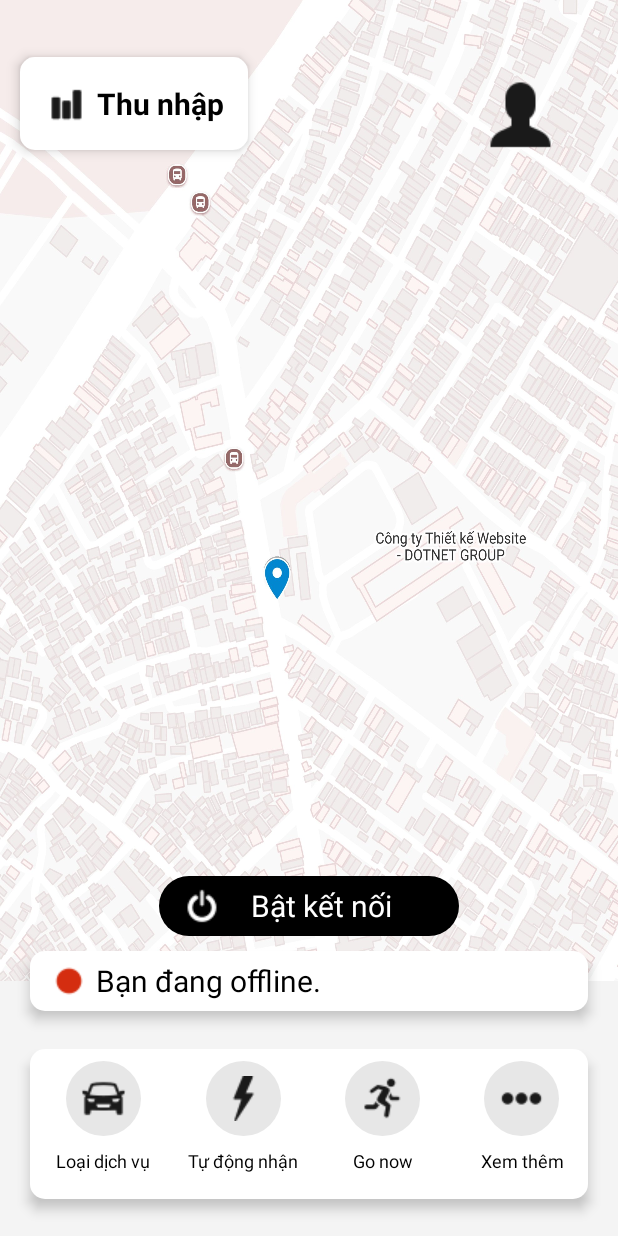
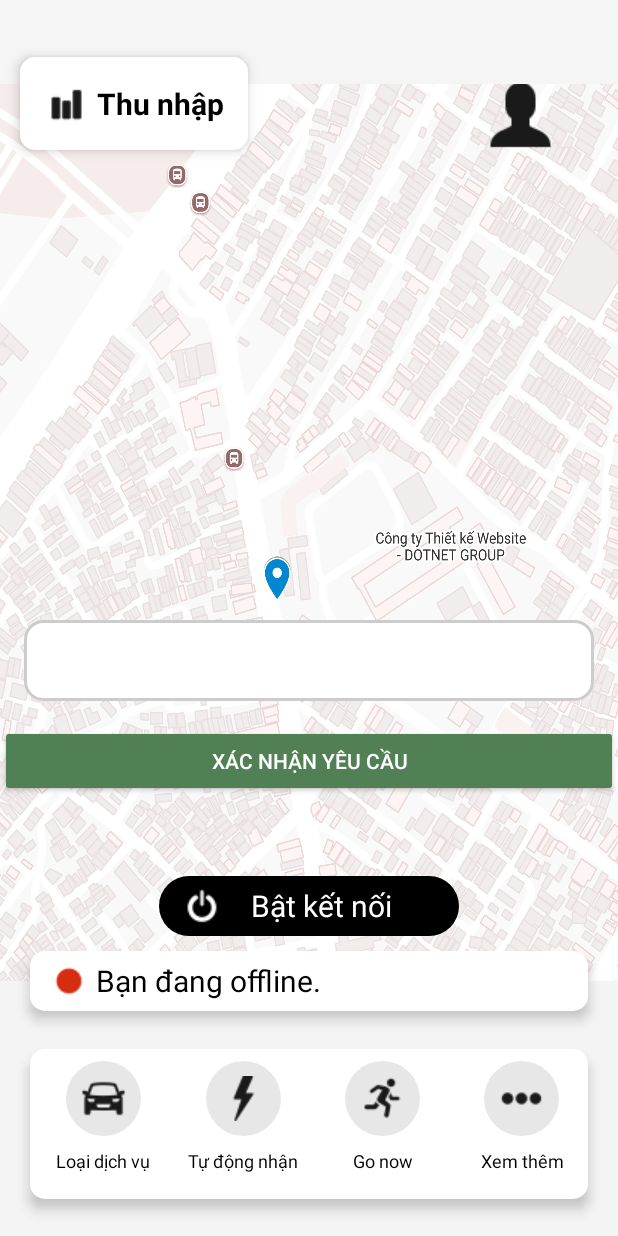
Before and after one commit to duck9-git/Nhom-LDT_dattaixe, an Android app: the nv_home screen opened directly, with no data from a screen before it, after a tap on "Tắt kết nối", on a phone screen of 412 x 824 dp. Run offline under Robolectric (Android 15) with nearby library versions, the phone set to English and light mode, and no system bars; our stand-ins replace Firebase (no records; nobody signed in at launch, a user with empty details on screens opened directly); 1 other tap on this screen came first.

Commit message:
xac nhan yeu cau

```diff
--- a/app/src/main/AndroidManifest.xml
+++ b/app/src/main/AndroidManifest.xml
@@ -1,7 +1,7 @@
 <?xml version="1.0" encoding="utf-8"?>
 <manifest xmlns:android="http://schemas.android.com/apk/res/android"
     xmlns:tools="http://schemas.android.com/tools">
-
+    <uses-permission android:name="android.permission.INTERNET" />
     <application
         android:allowBackup="true"
         android:dataExtractionRules="@xml/data_extraction_rules"
@@ -14,6 +14,10 @@
         tools:targetApi="31">
         <activity
             android:name=".MainActivity2"
+            android:exported="true">
+        </activity>
+        <activity
+            android:name=".lotrinh"
             android:exported="true">
         </activity>
         <activity
--- a/app/src/main/java/duck/chinh/nhomhdc_appdatxe/nv_home.java
+++ b/app/src/main/java/duck/chinh/nhomhdc_appdatxe/nv_home.java
@@ -2,85 +2,119 @@ package duck.chinh.nhomhdc_appdatxe;
 
 import android.content.Intent;
 import android.os.Bundle;
+import android.util.Log;
 import android.view.View;
 import android.widget.ImageView;
 import android.widget.TextView;
-
 import androidx.activity.EdgeToEdge;
 import androidx.appcompat.app.AppCompatActivity;
 import androidx.core.graphics.Insets;
 import androidx.core.view.ViewCompat;
 import androidx.core.view.WindowInsetsCompat;
 
+import com.google.firebase.database.DataSnapshot;
+import com.google.firebase.database.DatabaseError;
+import com.google.firebase.database.DatabaseReference;
+import com.google.firebase.database.FirebaseDatabase;
+import com.google.firebase.database.ValueEventListener;
+
 public class nv_home extends AppCompatActivity {
 
-
-    private boolean isConnected = false;
+    private boolean isConnected = false;  // Trạng thái kết nối
+    private TextView requestListTextView; // TextView hiển thị yêu cầu
 
     @Override
     protected void onCreate(Bundle savedInstanceState) {
         super.onCreate(savedInstanceState);
         EdgeToEdge.enable(this);
         setContentView(R.layout.activity_nv_home);
+
+        // Áp dụng lề hệ thống
         ViewCompat.setOnApplyWindowInsetsListener(findViewById(R.id.main), (v, insets) -> {
             Insets systemBars = insets.getInsets(WindowInsetsCompat.Type.systemBars());
             v.setPadding(systemBars.left, systemBars.top, systemBars.right, systemBars.bottom);
             return insets;
         });
 
+        // Tham chiếu các thành phần UI
         ImageView dichvu = findViewById(R.id.dichvu);
-        dichvu.setOnClickListener(new View.OnClickListener() {
-            @Override
-            public void onClick(View v) {
-                Intent intent = new Intent(nv_home.this, nvdichvu.class);
-                startActivity(intent);
+        ImageView tudongnhan = findViewById(R.id.tudongnhan);
+        TextView offline = findViewById(R.id.offline);
+        TextView batketnoi = findViewById(R.id.batketnoi);
+        TextView textView13 = findViewById(R.id.textView13);
+        requestListTextView = findViewById(R.id.requestTextView); // Kết nối TextView để hiển thị yêu cầu
+
+        // Chuyển Activity khi nhấn vào các nút
+        dichvu.setOnClickListener(v -> {
+            Intent intent = new Intent(nv_home.this, nvdichvu.class);
+            startActivity(intent);
+        });
+
+        tudongnhan.setOnClickListener(v -> {
+            Intent intent = new Intent(nv_home.this, nvtudong.class);
+            startActivity(intent);
+        });
+
+        textView13.setOnClickListener(v -> {
+            Intent intent = new Intent(nv_home.this, MainActivity2.class);
+            startActivity(intent);
+        });
+
+        // Sự kiện bật/tắt kết nối
+        batketnoi.setOnClickListener(v -> {
+            if (isConnected) {
+                offline.setText("Bạn đang offline.");
+                offline.setCompoundDrawablesWithIntrinsicBounds(R.drawable.chamdo, 0, 0, 0);
+                batketnoi.setText("Bật kết nối");
+                batketnoi.setCompoundDrawablesWithIntrinsicBounds(R.drawable.nuton, 0, 0, 0);
+                batketnoi.setBackgroundResource(R.drawable.vienden);
+                isConnected = false;
+            } else {
+                offline.setText("Bạn đang online");
+                offline.setCompoundDrawablesWithIntrinsicBounds(R.drawable.chamxanh, 0, 0, 0);
+                batketnoi.setText("Tắt kết nối");
+                batketnoi.setCompoundDrawablesWithIntrinsicBounds(R.drawable.nuton, 0, 0, 0);
+                batketnoi.setBackgroundResource(R.drawable.vienxanh);
+                isConnected = true;
             }
         });
 
-        ImageView tudongnhan = findViewById(R.id.tudongnhan);
-        tudongnhan.setOnClickListener(new View.OnClickListener() {
+        // Lắng nghe yêu cầu từ Firebase
+        listenForRequests();
+    }
+
+    private void listenForRequests() {
+        // Tham chiếu đến Firebase
+        FirebaseDatabase database = FirebaseDatabase.getInstance();
+        DatabaseReference requestsRef = database.getReference("requests");
+
+        // Lắng nghe thay đổi trong Firebase
+        requestsRef.addValueEventListener(new ValueEventListener() {
             @Override
-            public void onClick(View v) {
-                Intent intent = new Intent(nv_home.this, nvtudong.class);
-                startActivity(intent);
+            public void onDataChange(DataSnapshot snapshot) {
+                StringBuilder requests = new StringBuilder();
+                for (DataSnapshot requestSnapshot : snapshot.getChildren()) {
+                    // Lấy dữ liệu từ Firebase
+                    String customerName = requestSnapshot.child("customerName").getValue(String.class);
+                    String destination = requestSnapshot.child("destination").getValue(String.class);
+                    String status = requestSnapshot.child("status").getValue(String.class);
+
+                    // Thêm yêu cầu vào danh sách
+                    requests.append("Khách hàng: ").append(customerName)
+                            .append("\nĐiểm đến: ").append(destination)
+                            .append("\nTrạng thái: ").append(status)
+                            .append("\n\n");
+                }
+
+                // Hiển thị danh sách yêu cầu trong TextView
+                requestListTextView.setText(requests.toString());
+            }
+
+            @Override
+            public void onCancelled(DatabaseError error) {
+                // Nếu có lỗi khi đọc dữ liệu
+                Log.e("nv_home", "Firebase Error: " + error.getMessage());
             }
         });
-
-
-        TextView offline = findViewById(R.id.offline);
-        TextView batketnoi = findViewById(R.id.batketnoi);
-
-        batketnoi.setOnClickListener(new View.OnClickListener() {
-            @Override
-            public void onClick(View v) {
-                if (isConnected) {
-                    offline.setText("Bạn đang offline."); // Nội dung khi tắt kết nối
-                    offline.setCompoundDrawablesWithIntrinsicBounds(R.drawable.chamdo,0, 0, 0);
-                    batketnoi.setText("Bật kết nối"); // Nội dung khi tắt kết nối
-                    batketnoi.setCompoundDrawablesWithIntrinsicBounds(R.drawable.nuton,0, 0, 0);
-                    batketnoi.setBackgroundResource(R.drawable.vienden);
-                    isConnected = false;
-                } else {
-                    offline.setText("Bạn đang online"); // Nội dung khi bật kết nối
-                    offline.setCompoundDrawablesWithIntrinsicBounds( R.drawable.chamxanh,0, 0, 0);
-                    batketnoi.setText("Tắt kết nối"); // Nội dung khi tắt kết nối
-                    batketnoi.setCompoundDrawablesWithIntrinsicBounds(R.drawable.nuton,0, 0, 0);
-                    batketnoi.setBackgroundResource(R.drawable.vienxanh);
-                    isConnected = true;
-                }
-            }
-        });
-        TextView textView13 = findViewById(R.id.textView13);
-
-        // Thiết lập sự kiện khi nhấn vào TextView
-        textView13.setOnClickListener(new View.OnClickListener() {
-            @Override
-            public void onClick(View v) {
-                // Chuyển sang MainActivity2
-                Intent intent = new Intent(nv_home.this, MainActivity2.class);
-                startActivity(intent);
-            }
-        });
-
     }
 }
--- a/app/src/main/res/layout/activity_lotrinh.xml
+++ b/app/src/main/res/layout/activity_lotrinh.xml
@@ -4,7 +4,8 @@
     android:id="@+id/main"
     android:layout_width="match_parent"
     android:layout_height="match_parent"
-    android:background="#2D343C">
+    android:background="#2D343C"
+    tools:context=".lotrinh">
 
     <ImageView
         android:layout_width="wrap_content"
@@ -72,7 +73,7 @@
                 android:layout_height="wrap_content"
                 android:layout_marginStart="20dp"
                 android:layout_marginEnd="20dp"
-                android:text="Tiền mặt:                       15.0000đ"
+                android:text="Tiền mặt:                       100.000đ"
                 android:textColor="@color/black"
                 android:textSize="25dp"
                 android:textStyle="bold" />
@@ -83,6 +84,7 @@
                 android:layout_weight="1" />
 
             <Button
+                android:id="@+id/btn_book"
                 android:layout_width="match_parent"
                 android:layout_height="wrap_content"
                 android:layout_margin="20dp"
--- a/app/src/main/res/layout/activity_nv_home.xml
+++ b/app/src/main/res/layout/activity_nv_home.xml
@@ -8,6 +8,7 @@
     android:background="@drawable/bandonv"
     tools:context=".nv_home">
 
+    <!-- TextView khung trên -->
     <TextView
         android:id="@+id/textView8"
         android:layout_width="match_parent"
@@ -18,6 +19,7 @@
         app:layout_constraintEnd_toEndOf="parent"
         app:layout_constraintStart_toStartOf="parent" />
 
+    <!-- TextView offline -->
     <TextView
         android:id="@+id/offline"
         android:layout_width="match_parent"
@@ -40,6 +42,7 @@
         app:layout_constraintStart_toStartOf="parent"
         app:layout_constraintTop_toTopOf="@+id/textView8" />
 
+    <!-- TextView bật kết nối -->
     <TextView
         android:id="@+id/batketnoi"
         android:layout_width="200dp"
@@ -60,6 +63,7 @@
         app:layout_constraintEnd_toEndOf="parent"
         app:layout_constraintStart_toStartOf="parent" />
 
+    <!-- LinearLayout chứa các lựa chọn -->
     <LinearLayout
         android:layout_width="match_parent"
         android:layout_height="100dp"
@@ -75,7 +79,7 @@
         app:layout_constraintStart_toStartOf="parent"
         app:layout_constraintTop_toBottomOf="@+id/offline">
 
-
+        <!-- Dịch vụ -->
         <LinearLayout
             android:layout_width="match_parent"
             android:layout_height="match_parent"
@@ -84,7 +88,6 @@
             android:layout_marginBottom="10dp"
             android:layout_weight="0.25"
             android:orientation="vertical">
-
             <ImageView
                 android:id="@+id/dichvu"
                 android:layout_width="wrap_content"
@@ -94,7 +97,6 @@
                 android:background="@drawable/bg_luachon"
                 android:padding="10dp"
                 app:srcCompat="@drawable/dichvu" />
-
             <TextView
                 android:id="@+id/txtdichvu"
                 android:layout_width="match_parent"
@@ -106,6 +108,7 @@
                 android:textSize="12sp" />
         </LinearLayout>
 
+        <!-- Tự động nhận -->
         <LinearLayout
             android:layout_width="match_parent"
             android:layout_height="match_parent"
@@ -114,7 +117,6 @@
             android:layout_marginBottom="10dp"
             android:layout_weight="0.25"
             android:orientation="vertical">
-
             <ImageView
                 android:id="@+id/tudongnhan"
                 android:layout_width="wrap_content"
@@ -124,7 +126,6 @@
                 android:background="@drawable/bg_luachon"
                 android:padding="10dp"
                 app:srcCompat="@drawable/tudong" />
-
             <TextView
                 android:id="@+id/txttunhan"
                 android:layout_width="match_parent"
@@ -136,6 +137,7 @@
                 android:textSize="12sp" />
         </LinearLayout>
 
+        <!-- Go Now -->
         <LinearLayout
             android:layout_width="match_parent"
             android:layout_height="match_parent"
@@ -144,7 +146,6 @@
             android:layout_marginBottom="10dp"
             android:layout_weight="0.25"
             android:orientation="vertical">
-
             <ImageView
                 android:id="@+id/gonow"
                 android:layout_width="wrap_content"
@@ -154,7 +155,6 @@
                 android:background="@drawable/bg_luachon"
                 android:padding="10sp"
                 app:srcCompat="@drawable/gonow" />
-
             <TextView
                 android:id="@+id/txtgonow"
                 android:layout_width="match_parent"
@@ -166,6 +166,7 @@
                 android:textSize="12sp" />
         </LinearLayout>
 
+        <!-- Xem thêm -->
         <LinearLayout
             android:layout_width="match_parent"
             android:layout_height="match_parent"
@@ -174,7 +175,6 @@
             android:layout_marginBottom="10dp"
             android:layout_weight="0.25"
             android:orientation="vertical">
-
             <ImageView
                 android:id="@+id/xemthem"
                 android:layout_width="wrap_content"
@@ -185,7 +185,6 @@
                 android:padding="10dp"
                 android:contentDescription="Xem thêm"
                 app:srcCompat="@drawable/xemthem" />
-
             <TextView
                 android:id="@+id/txtxemthem"
                 android:layout_width="match_parent"
@@ -199,6 +198,7 @@
 
     </LinearLayout>
 
+    <!-- TextView cho thu nhập -->
     <TextView
         android:id="@+id/textView13"
         android:layout_width="wrap_content"
@@ -220,6 +220,7 @@
         app:layout_constraintTop_toTopOf="parent"
         app:layout_constraintVertical_bias="0.050000012" />
 
+    <!-- Hình ảnh Avatar -->
     <ImageView
         android:id="@+id/imageView4"
         android:layout_width="wrap_content"
@@ -232,5 +233,45 @@
         app:layout_constraintVertical_bias="0.067"
         app:srcCompat="@drawable/avanv" />
 
+    <!-- TextView chờ yêu cầu -->
+    <TextView
+        android:id="@+id/requestTextView"
+        android:layout_width="0dp"
+        android:layout_height="wrap_content"
+        android:layout_margin="16dp"
+        android:padding="16dp"
+        android:text="Đang chờ yêu cầu..."
+        android:textSize="16sp"
+        android:background="@drawable/rounded_border"
+        android:gravity="start|top"
+        android:scrollbars="vertical"
+    app:layout_constraintTop_toBottomOf="@+id/toolbar"
+    app:layout_constraintBottom_toBottomOf="parent"
+    app:layout_constraintStart_toStartOf="parent"
+    app:layout_constraintEnd_toEndOf="parent" />
+
+
+    <!-- Toolbar -->
+    <androidx.appcompat.widget.Toolbar
+        android:id="@+id/toolbar"
+        android:layout_width="0dp"
+        android:layout_height="wrap_content"
+        android:background="?attr/colorPrimary"
+        app:layout_constraintTop_toTopOf="parent"
+        app:layout_constraintStart_toStartOf="parent"
+        app:layout_constraintEnd_toEndOf="parent" />
+
+    <!-- Button xác nhận yêu cầu -->
+    <Button
+        android:id="@+id/confirmRequestButton"
+        android:layout_width="match_parent"
+        android:layout_height="wrap_content"
+        android:text="Xác nhận yêu cầu"
+        android:layout_marginTop="16dp"
+        android:backgroundTint="#518055"
+        android:textColor="@android:color/white"
+        app:layout_constraintTop_toBottomOf="@+id/requestTextView"
+        app:layout_constraintStart_toStartOf="parent"
+        app:layout_constraintEnd_toEndOf="parent" />
 
 </androidx.constraintlayout.widget.ConstraintLayout>
```
Also changed, not shown: app/build.gradle.kts (+9 -0 lines), app/src/main/java/duck/chinh/nhomhdc_appdatxe/TripActivity.java (+13 -0 lines), app/src/main/java/duck/chinh/nhomhdc_appdatxe/lotrinh.java (+31 -1 lines), build.gradle.kts (+11 -0 lines), gradle/libs.versions.toml (+12 -1 lines), app/src/main/res/layout/activity_trip.xml (indentation only), settings.gradle.kts (line endings or trailing spaces).
